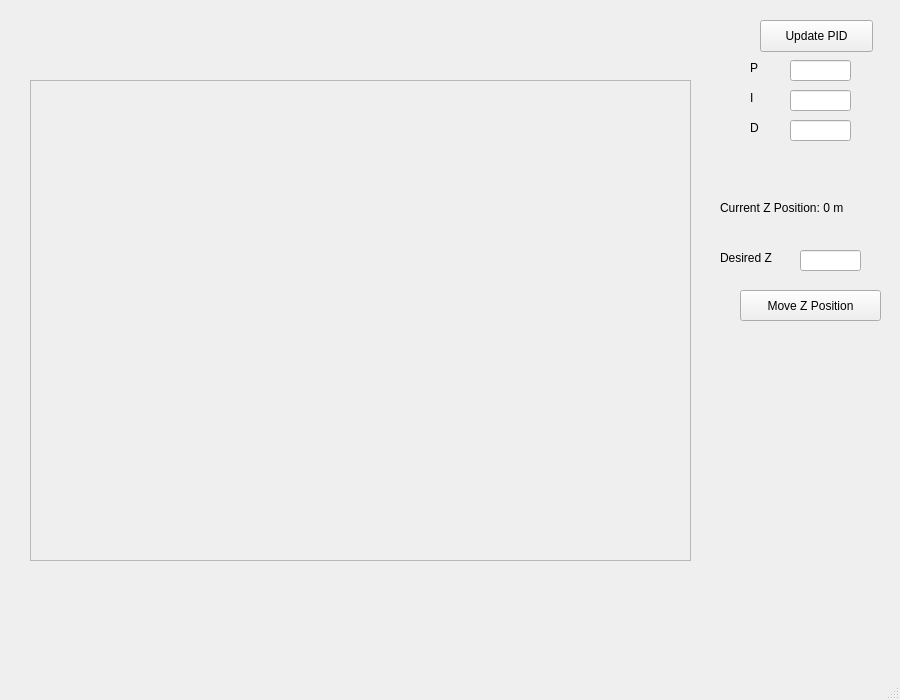
First picture: the form in rbe500_scara_control/src/RBE500ProjP2UI.ui, repository Nick-L-1996/RBE500Project, before the edit.
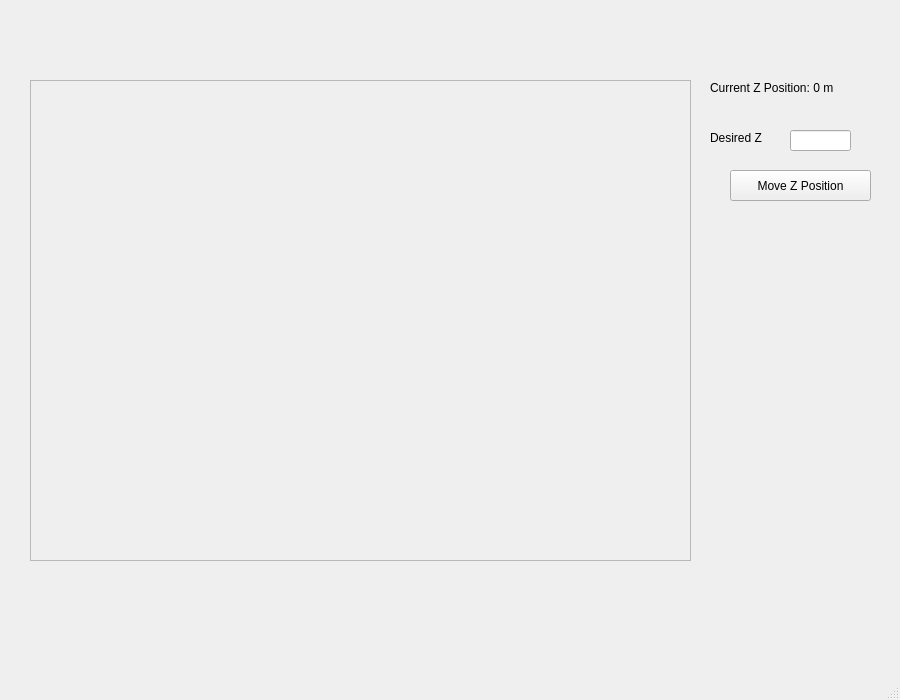
Second picture: the form after the edit.

Commit message: removed pid update

```diff
--- a/rbe500_scara_control/src/RBE500ProjP2UI.ui
+++ b/rbe500_scara_control/src/RBE500ProjP2UI.ui
@@ -14,88 +14,6 @@
    <string>RBE500ProjectPart2</string>
   </property>
   <widget class="QWidget" name="centralwidget">
-   <widget class="QPushButton" name="updatePIDBTN">
-    <property name="geometry">
-     <rect>
-      <x>760</x>
-      <y>20</y>
-      <width>113</width>
-      <height>32</height>
-     </rect>
-    </property>
-    <property name="text">
-     <string>Update PID</string>
-    </property>
-   </widget>
-   <widget class="QLineEdit" name="KPEntry">
-    <property name="geometry">
-     <rect>
-      <x>790</x>
-      <y>60</y>
-      <width>61</width>
-      <height>21</height>
-     </rect>
-    </property>
-   </widget>
-   <widget class="QLineEdit" name="KIEntry">
-    <property name="geometry">
-     <rect>
-      <x>790</x>
-      <y>90</y>
-      <width>61</width>
-      <height>21</height>
-     </rect>
-    </property>
-   </widget>
-   <widget class="QLineEdit" name="KDEntry">
-    <property name="geometry">
-     <rect>
-      <x>790</x>
-      <y>120</y>
-      <width>61</width>
-      <height>21</height>
-     </rect>
-    </property>
-   </widget>
-   <widget class="QLabel" name="label">
-    <property name="geometry">
-     <rect>
-      <x>750</x>
-      <y>60</y>
-      <width>21</width>
-      <height>16</height>
-     </rect>
-    </property>
-    <property name="text">
-     <string>P</string>
-    </property>
-   </widget>
-   <widget class="QLabel" name="label_2">
-    <property name="geometry">
-     <rect>
-      <x>750</x>
-      <y>90</y>
-      <width>21</width>
-      <height>16</height>
-     </rect>
-    </property>
-    <property name="text">
-     <string>I</string>
-    </property>
-   </widget>
-   <widget class="QLabel" name="label_3">
-    <property name="geometry">
-     <rect>
-      <x>750</x>
-      <y>120</y>
-      <width>21</width>
-      <height>16</height>
-     </rect>
-    </property>
-    <property name="text">
-     <string>D</string>
-    </property>
-   </widget>
    <widget class="QFrame" name="frame">
     <property name="geometry">
      <rect>
@@ -115,8 +33,8 @@
    <widget class="QLabel" name="label_4">
     <property name="geometry">
      <rect>
-      <x>720</x>
-      <y>200</y>
+      <x>710</x>
+      <y>80</y>
       <width>171</width>
       <height>16</height>
      </rect>
@@ -128,8 +46,8 @@
    <widget class="QLineEdit" name="ZPosEntry">
     <property name="geometry">
      <rect>
-      <x>800</x>
-      <y>250</y>
+      <x>790</x>
+      <y>130</y>
       <width>61</width>
       <height>21</height>
      </rect>
@@ -138,8 +56,8 @@
    <widget class="QLabel" name="label_5">
     <property name="geometry">
      <rect>
-      <x>720</x>
-      <y>250</y>
+      <x>710</x>
+      <y>130</y>
       <width>71</width>
       <height>16</height>
      </rect>
@@ -151,8 +69,8 @@
    <widget class="QPushButton" name="ZPositionBTN">
     <property name="geometry">
      <rect>
-      <x>740</x>
-      <y>290</y>
+      <x>730</x>
+      <y>170</y>
       <width>141</width>
       <height>31</height>
      </rect>
```
